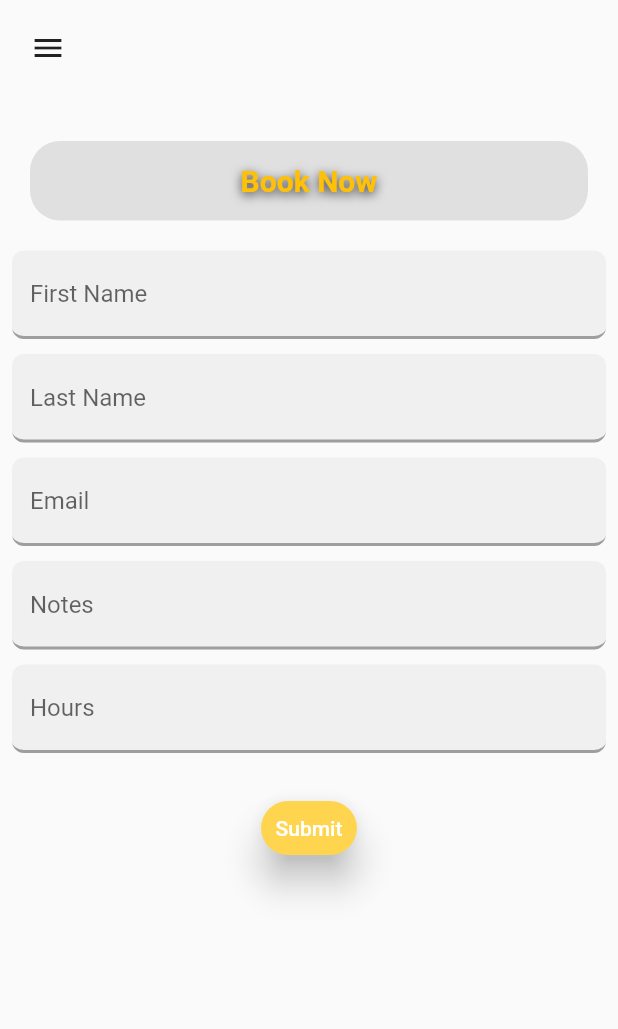
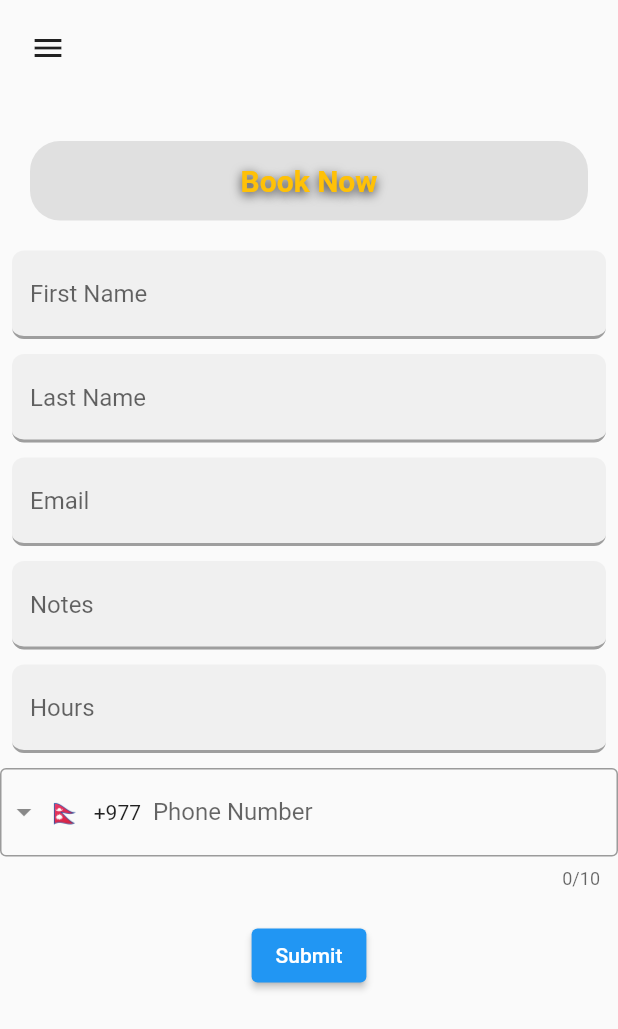
Before and after one commit to MohammedBaqerAdnan/AlqoudAppProject, a Flutter app: the BookingForm screen opened by its route, after a tap on "Submit", on a phone screen of 412 x 824 dp. Shown: the top 1029 px of the screen. Run offline on Flutter 3.47's test engine with Material 2 defaults, Android fonts, the phone set to English and light mode, and no system bars; drawn by our look-alikes of intl_phone_field; our stand-ins replace flutter_svg, font_awesome_flutter.

Commit message:
Updated BookingForm Design

```diff
--- a/lib/BookingForm.dart
+++ b/lib/BookingForm.dart
@@ -1,4 +1,6 @@
 import 'package:flutter/material.dart';
+import 'package:intl_phone_field/intl_phone_field.dart';
+
 
 class BookingForm extends StatelessWidget {
   BookingForm({Key? key}) : super(key: key);
@@ -293,32 +295,37 @@ class BookingForm extends StatelessWidget {
           SizedBox(
             height: 10.0,
           ),
-          Padding(
-            padding: const EdgeInsets.symmetric(vertical: 16),
-            child: ElevatedButton(
-              onPressed: () {
-                // Validate returns true if the form is valid, or false otherwise.
-                if (_formKey.currentState!.validate()) {
-                  ScaffoldMessenger.of(context).showSnackBar(
-                    const SnackBar(content: Text('Processing Data')),
-                  );
-                }
-              },
-              style: ButtonStyle(
-                backgroundColor:
-                MaterialStateProperty.all(Colors.amber[300]),
-                shape:
-                MaterialStateProperty.all<RoundedRectangleBorder>(
-                  RoundedRectangleBorder(
-                    borderRadius: BorderRadius.circular(20.0),
+
+          Column(
+            children: <Widget>[
+            IntlPhoneField(
+              decoration: InputDecoration(
+                labelText: 'Phone Number',
+                border: OutlineInputBorder(
+                  borderSide: BorderSide(color: Colors.lightBlueAccent,
+                    width: 2,
                   ),
                 ),
-                elevation: MaterialStateProperty.all(10),
-                padding: MaterialStateProperty.all(
-                    EdgeInsets.fromLTRB(0, 0, 0, 0)),
               ),
-              child: const Text('Submit'),
+              initialCountryCode: 'NP',
+              onChanged: (phone) {
+
+                print(phone.completeNumber);
+                print(phone.countryCode);
+                print(phone.number);
+              },
             ),
+
+            Container(
+              margin: EdgeInsets.only(top: 20.0),
+              child:SizedBox(
+                child:ElevatedButton(
+                  onPressed: () {},
+                  child: Text("Submit"),
+                ),
+              ),
+            )
+          ],
           ),
         ],
       ),
```
